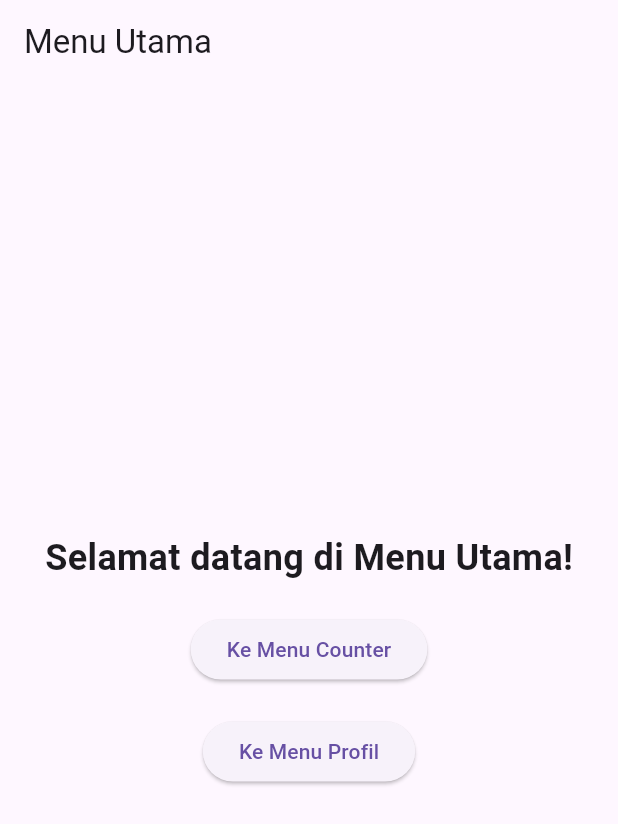
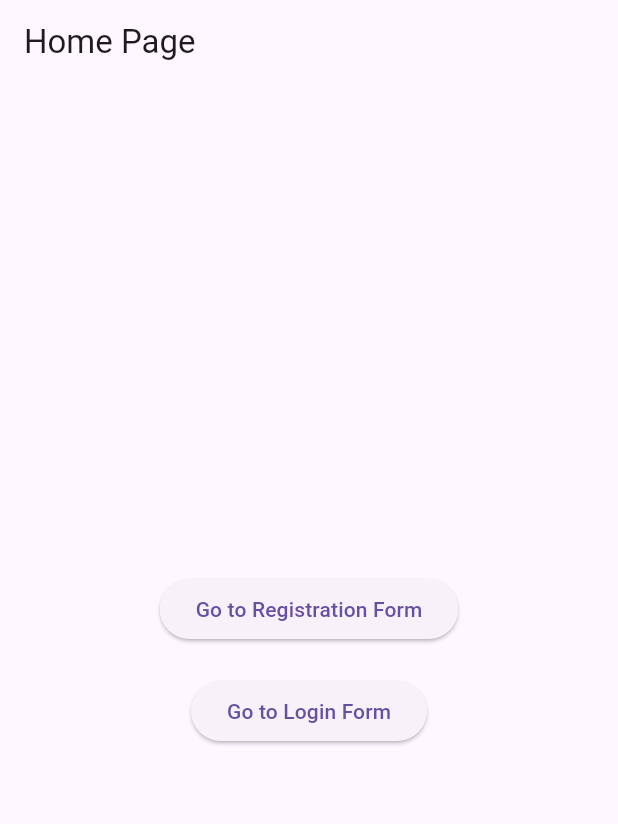
Before and after one commit to DarkMephisto155115/Prak_Mobile, a Flutter app: the screen it shows after launch, on a phone screen of 412 x 824 dp. Shown: the top 824 px of the screen. Run offline on Flutter 3.47's test engine with Material 3 defaults, Android fonts, the phone set to English and light mode, and no system bars; our stand-ins replace get.

Commit message:
login and register UI added

```diff
--- a/lib/app/routes/app_pages.dart
+++ b/lib/app/routes/app_pages.dart
@@ -4,6 +4,9 @@ import 'package:terra_brain/presentation/pages/home_page.dart';
 import 'package:terra_brain/presentation/pages/new_page.dart';
 import 'package:terra_brain/presentation/controllers/new_page_controller.dart';
 import 'package:terra_brain/presentation/pages/image_page.dart';
+import 'package:terra_brain/presentation/pages/registration_page.dart';
+
+import '../../presentation/pages/login_page.dart'; // Add this import
 
 part 'app_routes.dart';
 
@@ -13,7 +16,7 @@ class AppPages {
   static final routes = [
     GetPage(
       name: Routes.HOME,
-      page: () => const HomePage(),
+      page: () => HomePage(),
     ),
     GetPage(
       name: Routes.NEW_PAGE,
@@ -26,5 +29,13 @@ class AppPages {
       name: Routes.IMAGE_PAGE, // Add route for the image page
       page: () => const ImagePage(),
     ),
+    GetPage(
+      name: Routes.REGISTRATION,
+      page: () => RegistrationPage(),
+    ),
+    GetPage(
+      name: Routes.LOGIN,
+      page: () => LoginPage(),
+    ),
   ];
 }
--- a/lib/app/routes/app_routes.dart
+++ b/lib/app/routes/app_routes.dart
@@ -1,14 +1,10 @@
+// lib/app/routes/app_routes.dart
 part of 'app_pages.dart';
-// DO NOT EDIT. This is code generated via package:get_cli/get_cli.dart
 
 abstract class Routes {
-  Routes._();
-  static const HOME = _Paths.HOME;
+  static const HOME = '/';
   static const NEW_PAGE = '/new_page';
   static const IMAGE_PAGE = '/image_page';
+  static const REGISTRATION = '/registration';
+  static const LOGIN = '/login';
 }
-
-abstract class _Paths {
-  _Paths._();
-  static const HOME = '/home';
-}
--- a/lib/presentation/pages/home_page.dart
+++ b/lib/presentation/pages/home_page.dart
@@ -4,35 +4,28 @@ import 'package:get/get.dart';
 import 'package:terra_brain/app/routes/app_pages.dart';
 
 class HomePage extends StatelessWidget {
-  const HomePage({super.key});
-
   @override
   Widget build(BuildContext context) {
     return Scaffold(
       appBar: AppBar(
-        title: const Text('Menu Utama'),
+        title: Text('Home Page'),
       ),
       body: Center(
         child: Column(
           mainAxisAlignment: MainAxisAlignment.center,
           children: [
-            const Text(
-              'Selamat datang di Menu Utama!',
-              style: TextStyle(fontSize: 24, fontWeight: FontWeight.bold),
-            ),
-            const SizedBox(height: 20),
             ElevatedButton(
               onPressed: () {
-                Get.toNamed(Routes.NEW_PAGE);  // Navigate to New Page
+                Get.toNamed(Routes.REGISTRATION);  // Navigate to Registration Page
               },
-              child: const Text('Ke Menu Counter'),
+              child: Text('Go to Registration Form'),
             ),
-            const SizedBox(height: 20),
+            SizedBox(height: 20),  // Adds space between buttons
             ElevatedButton(
               onPressed: () {
-                Get.toNamed(Routes.IMAGE_PAGE);  // Navigate to Image Page
+                Get.toNamed(Routes.LOGIN);  // Navigate to Login Page
               },
-              child: const Text('Ke Menu Profil'),
+              child: Text('Go to Login Form'),
             ),
           ],
         ),
```
Also changed, not shown: lib/presentation/controllers/LoginController.dart (added, +33 -0 lines), lib/presentation/pages/login_page.dart (added, +85 -0 lines), lib/presentation/pages/registration_page.dart (added, +180 -0 lines).
